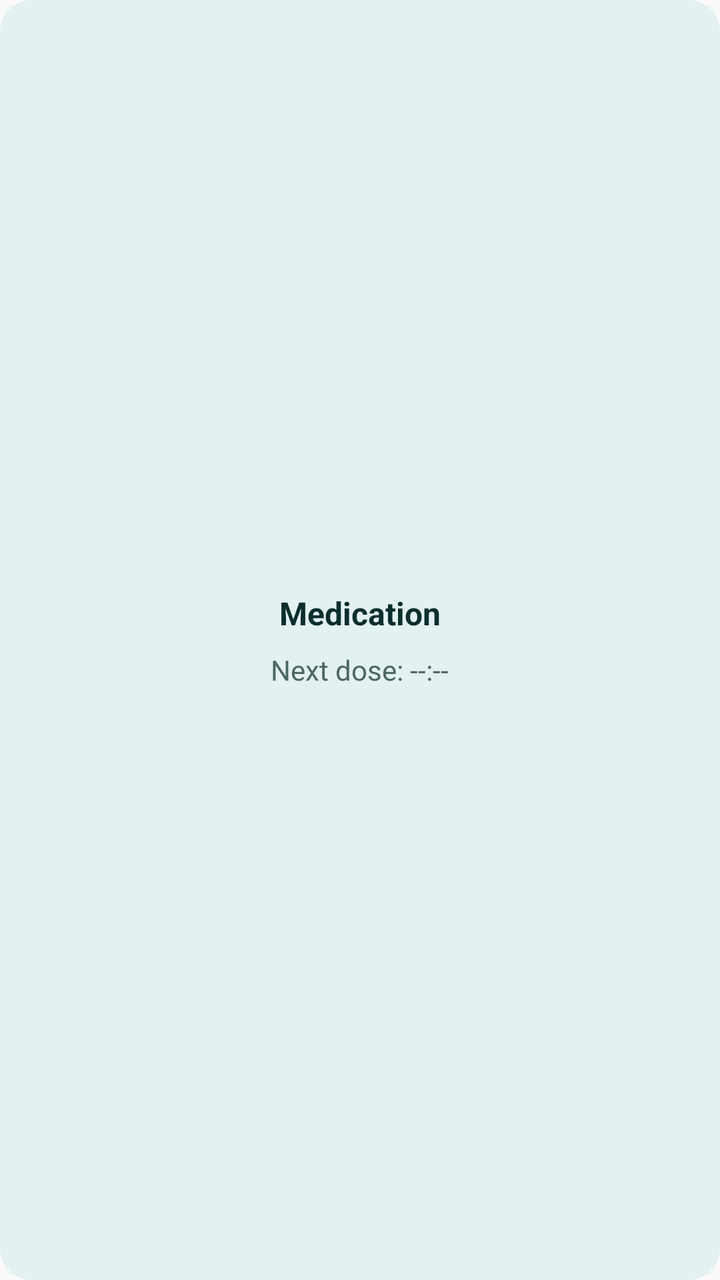
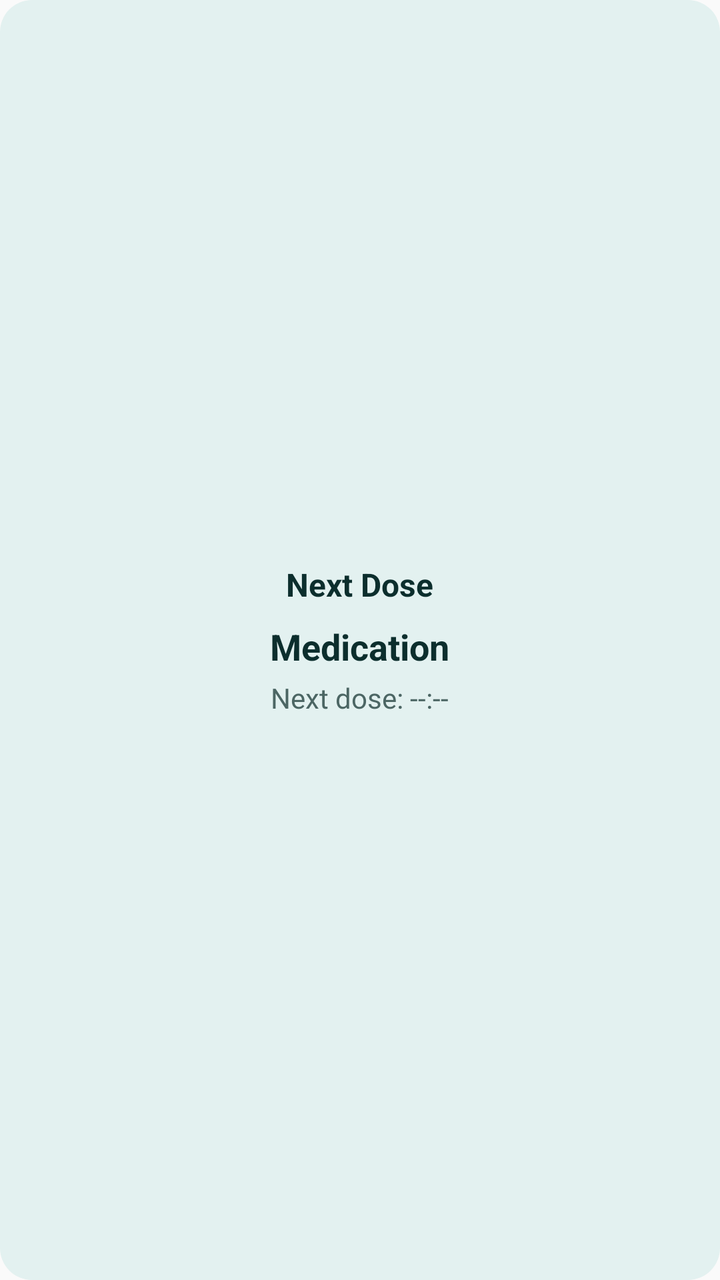

Before-and-after screenshots of an Android layout around one commit, followed by the original layout XML and the change that was made.
<!-- AndroidManifest.xml: application theme AppTheme -->
<!-- res/layout/next_dose_widget.xml -->
<?xml version="1.0" encoding="utf-8"?>
<LinearLayout xmlns:android="http://schemas.android.com/apk/res/android"
    android:id="@+id/widget_root"
    android:layout_width="match_parent"
    android:layout_height="match_parent"
    android:orientation="vertical"
    android:padding="16dp"
    android:background="@drawable/widget_background"
    android:gravity="center">

    <TextView
        android:id="@+id/widget_med_name"
        android:layout_width="wrap_content"
        android:layout_height="wrap_content"
        android:text="Medication"
        android:textSize="16sp"
        android:textColor="@color/widget_text_primary"
        android:textStyle="bold" />

    <TextView
        android:id="@+id/widget_next_dose"
        android:layout_width="wrap_content"
        android:layout_height="wrap_content"
        android:layout_marginTop="8dp"
        android:text="Next dose: --:--"
        android:textSize="14sp"
        android:textColor="@color/widget_text_muted" />

    
    <Chronometer
        android:id="@+id/widget_countdown"
        android:layout_width="wrap_content"
        android:layout_height="wrap_content"
        android:layout_marginTop="4dp"
        android:visibility="gone"
        android:textSize="14sp"
        android:textColor="@color/widget_text_primary"
        android:clickable="false"
        android:focusable="false" />
</LinearLayout>
<!-- resources referenced by this layout -->
<resources>
  <color name="widget_text_muted">#4C6664</color>
  <color name="widget_text_primary">#0C2E2D</color>
  <!-- drawable widget_background (drawable) -->
  <?xml version="1.0" encoding="utf-8"?>
  <shape xmlns:android="http://schemas.android.com/apk/res/android"
      android:shape="rectangle">
      <solid android:color="@color/widget_bg" />
      <corners android:radius="16dp" />
  </shape>
  <style name="AppTheme" parent="Theme.AppCompat.Light.DarkActionBar">
          
          <item name="colorPrimary">@color/colorPrimary</item>
          <item name="colorPrimaryDark">@color/colorPrimaryDark</item>
          <item name="colorAccent">@color/colorAccent</item>
          <item name="android:statusBarColor">@android:color/transparent</item>
          <item name="android:navigationBarColor">@android:color/transparent</item>
      </style>
  <color name="widget_bg">#E3F1F0</color>
</resources>

<!-- the commit's change to res/layout/next_dose_widget.xml (unified diff, before → after) -->
@@ -8,20 +8,34 @@
     android:background="@drawable/widget_background"
     android:gravity="center">
 
+    
+    <TextView
+        android:id="@+id/widget_title"
+        android:layout_width="wrap_content"
+        android:layout_height="wrap_content"
+        android:text="Next Dose"
+        android:textSize="16sp"
+        android:textColor="@color/widget_text_primary"
+        android:textStyle="bold" />
+
+    
     <TextView
         android:id="@+id/widget_med_name"
         android:layout_width="wrap_content"
         android:layout_height="wrap_content"
+        android:layout_marginTop="8dp"
         android:text="Medication"
-        android:textSize="16sp"
+        android:textSize="18sp"
         android:textColor="@color/widget_text_primary"
-        android:textStyle="bold" />
+        android:textStyle="bold"
+        android:maxLines="2"
+        android:ellipsize="end" />
 
     <TextView
         android:id="@+id/widget_next_dose"
         android:layout_width="wrap_content"
         android:layout_height="wrap_content"
-        android:layout_marginTop="8dp"
+        android:layout_marginTop="4dp"
         android:text="Next dose: --:--"
         android:textSize="14sp"
         android:textColor="@color/widget_text_muted" />
